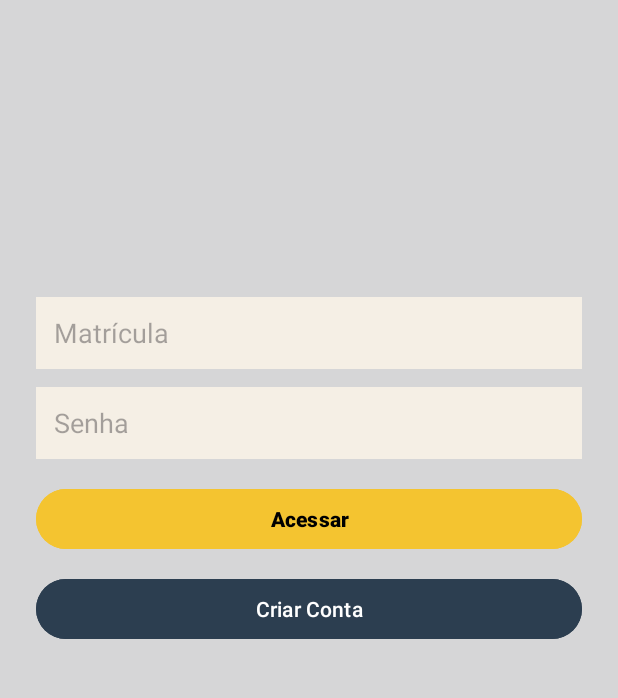
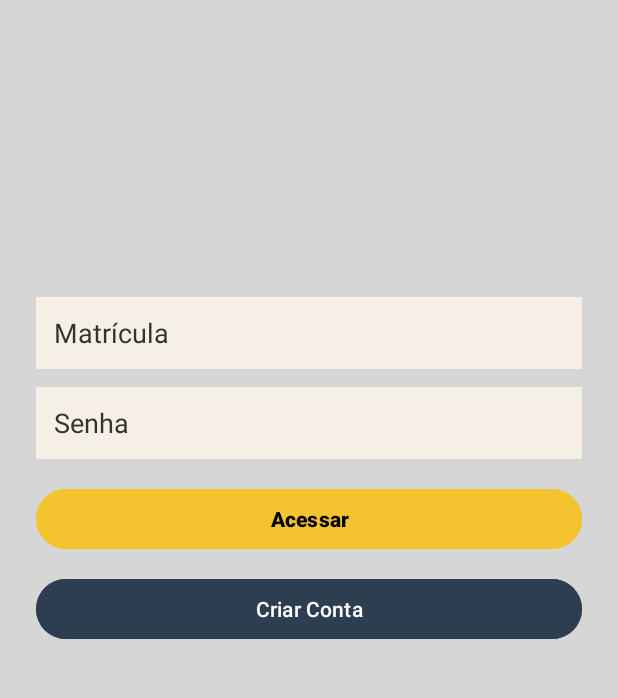
Before and after one commit to GabriellydaCosta/ProjetoIntegrador, an Android app: the screen it shows after launch (LoginActivity), on a phone screen of 412 x 824 dp, the part 252-950 px from its top. Run offline under Robolectric (Android 15) with nearby library versions, the phone set to English and light mode, and no system bars; our stand-ins replace Firebase (no records; nobody signed in at launch, a user with empty details on screens opened directly).

Commit message:
mudei cor do hint no html

```diff
--- a/app/src/main/res/layout/activity_main.xml
+++ b/app/src/main/res/layout/activity_main.xml
@@ -45,7 +45,9 @@
             android:background="@color/bege"
             android:hint="Matrícula"
             android:inputType="textEmailAddress"
-            android:padding="12dp" />
+            android:padding="12dp"
+            android:textColorHint="@color/hintColor"
+            />
 
         <EditText
             android:id="@+id/editTextSenha"
@@ -55,7 +57,9 @@
             android:background="@color/bege"
             android:hint="Senha"
             android:inputType="textPassword"
-            android:padding="12dp" />
+            android:padding="12dp"
+            android:textColorHint="@color/hintColor"
+            />
 
         <Button
             android:id="@+id/buttonLogin"
--- a/app/src/main/res/values/colors.xml
+++ b/app/src/main/res/values/colors.xml
@@ -6,5 +6,6 @@
     <color name="blue">#2C3E50</color>
     <color name="bege">#F5EFE5</color>
     <color name="bluetitle">#015883</color>
+    <color name="hintColor">#333333</color>
 
 </resources>
```
Also changed, not shown: app/src/main/res/layout/activity_main6.xml (+21 -7 lines), 3 other files.
